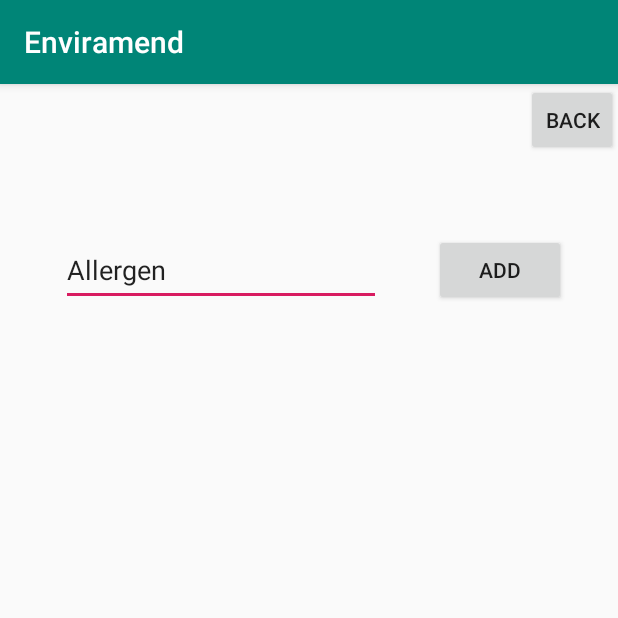
After one commit to rtodd001/Enviramend, an Android app: the Allergy screen opened directly, with no data from a screen before it, on a phone screen of 412 x 824 dp, the top half of it. The commit adds this screen. Run offline under Robolectric (Android 15) with nearby library versions, the phone set to English and light mode, and no system bars.

Commit message:
got allergies working

```diff
--- a/app/src/main/AndroidManifest.xml
+++ b/app/src/main/AndroidManifest.xml
@@ -9,9 +9,10 @@
         android:roundIcon="@mipmap/ic_launcher_round"
         android:supportsRtl="true"
         android:theme="@style/AppTheme">
-        <activity android:name=".VisionActivity"></activity>
+        <activity android:name=".Allergy"></activity>
+        <activity android:name=".VisionActivity" />
         <activity android:name=".BarcodeScan" />
-        <activity android:name=".IngredientActivity"></activity>
+        <activity android:name=".IngredientActivity" />
         <activity android:name=".MainActivity">
             <intent-filter>
                 <action android:name="android.intent.action.MAIN" />
--- /dev/null
+++ b/app/src/main/java/Citrus/enviramend/Allergy.java
@@ -0,0 +1,51 @@
+package Citrus.enviramend;
+
+import android.app.Activity;
+import android.content.Intent;
+import android.support.v7.app.AppCompatActivity;
+import android.os.Bundle;
+import android.util.Log;
+import android.view.View;
+import android.widget.Button;
+import android.widget.EditText;
+import android.widget.TextView;
+
+public class Allergy extends AppCompatActivity {
+    TextView textView;
+    Button add, back;
+    EditText editText;
+    String allergies;
+
+    @Override
+    protected void onCreate(Bundle savedInstanceState) {
+        Log.e("Allergy", "in onCreate");
+        super.onCreate(savedInstanceState);
+        setContentView(R.layout.activity_allergy);
+        allergies = "";
+        textView = findViewById(R.id.textView);
+        add = findViewById(R.id.add);
+        back = findViewById(R.id.back);
+        editText = findViewById(R.id.editText);
+        add.setOnClickListener(new View.OnClickListener() {
+            @Override
+            public void onClick(View v) {
+                if(!editText.getText().toString().equals("")) {
+                    allergies = allergies + "\n" + editText.getText().toString();
+                    Log.e("Allergy", editText.getText().toString());
+                    textView.setText(allergies);
+                    editText.setText("");
+                }
+            }
+        });
+        back.setOnClickListener(new View.OnClickListener() {
+            @Override
+            public void onClick(View v) {
+                Intent returnIntent = new Intent();
+                Log.e("Allergy",allergies);
+                returnIntent.putExtra(getResources().getString(R.string.Allergy_Intent_Return), allergies);
+                setResult(Activity.RESULT_OK, returnIntent);
+                finish();
+            }
+        });
+    }
+}
--- /dev/null
+++ b/app/src/main/res/layout/activity_allergy.xml
@@ -0,0 +1,59 @@
+<?xml version="1.0" encoding="utf-8"?>
+<android.support.constraint.ConstraintLayout xmlns:android="http://schemas.android.com/apk/res/android"
+    xmlns:app="http://schemas.android.com/apk/res-auto"
+    xmlns:tools="http://schemas.android.com/tools"
+    android:layout_width="match_parent"
+    android:layout_height="match_parent"
+    tools:context=".Allergy">
+
+    <EditText
+        android:id="@+id/editText"
+        android:layout_width="wrap_content"
+        android:layout_height="48dp"
+        android:layout_marginStart="8dp"
+        android:layout_marginTop="100dp"
+        android:layout_marginEnd="8dp"
+        android:ems="10"
+        android:inputType="text"
+        android:text="Allergen"
+        app:layout_constraintEnd_toEndOf="parent"
+        app:layout_constraintHorizontal_bias="0.18"
+        app:layout_constraintStart_toStartOf="parent"
+        app:layout_constraintTop_toTopOf="parent" />
+
+    <TextView
+        android:id="@+id/textView"
+        android:layout_width="309dp"
+        android:layout_height="389dp"
+        android:layout_marginStart="8dp"
+        android:layout_marginTop="8dp"
+        android:layout_marginEnd="8dp"
+        android:layout_marginBottom="8dp"
+        app:layout_constraintBottom_toBottomOf="parent"
+        app:layout_constraintEnd_toEndOf="parent"
+        app:layout_constraintStart_toStartOf="parent"
+        app:layout_constraintTop_toBottomOf="@+id/editText"
+        app:layout_constraintVertical_bias="0.25" />
+
+    <Button
+        android:id="@+id/add"
+        android:layout_width="wrap_content"
+        android:layout_height="wrap_content"
+        android:layout_marginStart="8dp"
+        android:layout_marginTop="100dp"
+        android:layout_marginEnd="8dp"
+        android:text="Add"
+        app:layout_constraintEnd_toEndOf="parent"
+        app:layout_constraintHorizontal_bias="0.509"
+        app:layout_constraintStart_toEndOf="@+id/editText"
+        app:layout_constraintTop_toTopOf="parent" />
+
+    <Button
+        android:id="@+id/back"
+        android:layout_width="61dp"
+        android:layout_height="wrap_content"
+        android:text="Back"
+        app:layout_constraintEnd_toEndOf="parent"
+        app:layout_constraintTop_toTopOf="parent" />
+
+</android.support.constraint.ConstraintLayout>
--- a/app/src/main/res/values/strings.xml
+++ b/app/src/main/res/values/strings.xml
@@ -2,10 +2,13 @@
     <string name="app_name">Enviramend</string>
     <string name="VISION_RETURN">VISIONRETURN</string>
     <string name="BARCODE_RETURN">BARCODERETURN</string>
+    <string name="ALLERGY_RETURN">ALLERGYRETURN</string>
     <string name="query_url">https://api.nal.usda.gov/ndb/search/?format=json&amp;q=</string>
     <string name="item_url">https://api.nal.usda.gov/ndb/V2/reports?format=json&amp;ndbno=</string>
     <string name="api_key">api_key=k5aeZWi0VlcOIPCtzGB1bbRzePGAr8PPgVKM0uok</string>
     <string name="Ingredient_Intent_Call">ingredient_intent_call</string>
     <string name="Bundle_Start_Ingredient">bundle_start_ingredient</string>
     <string name="Ingredient_Intent_Return">ingredient_intent_return</string>
+    <string name="Allergy_Intent_Call">allergy_intent_call</string>
+    <string name="Allergy_Intent_Return">allergy_intent_return</string>
 </resources>
```
Also changed, not shown: app/src/main/java/Citrus/enviramend/MainActivity.java (+37 -5 lines), app/src/main/res/layout/activity_main.xml (+9 -0 lines), app/build.gradle (line endings or trailing spaces).
